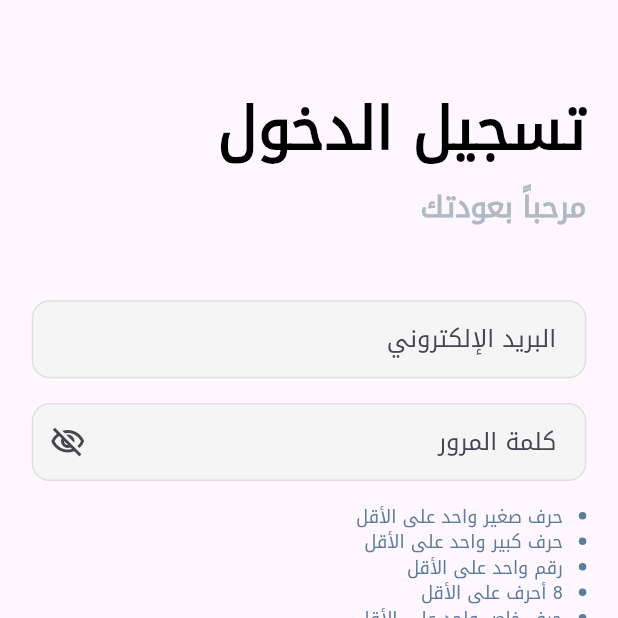
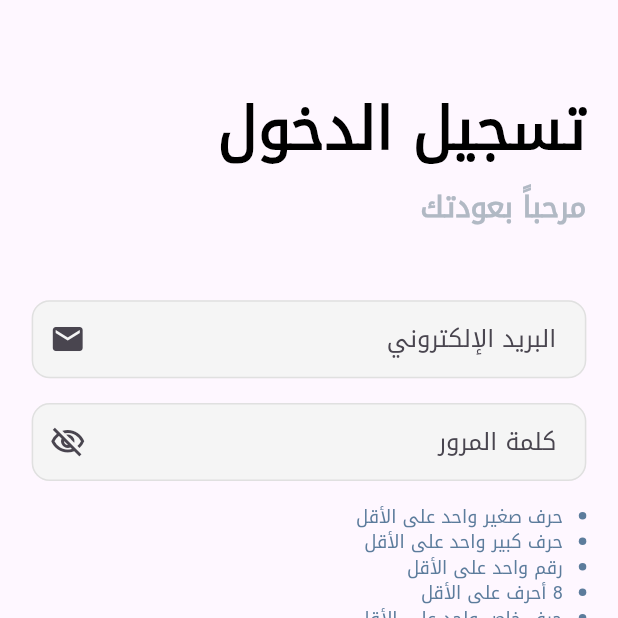
Before and after one commit to Abdelrhman-Tec/Education-Platform-App, a Flutter app: the screen it shows after launch, on a phone screen of 412 x 824 dp, the top half of it. Run offline on Flutter 3.47's test engine with Material 3 defaults, Android fonts, the phone set to English and light mode, and no system bars; our stand-ins replace dio, flutter_bloc, flutter_screenutil, freezed_annotation, get_it, pretty_dio_logger and 2 more; generated files the repository leaves out were written again.

Commit message:
refactor: Rearrange password controller declaration and add suffix icon to email field

```diff
--- a/lib/features/sign_in/presentation/widgets/email_and_password.dart
+++ b/lib/features/sign_in/presentation/widgets/email_and_password.dart
@@ -1,7 +1,6 @@
 import 'package:education_platform_app/core/helpers/app_regex.dart';
 import 'package:education_platform_app/features/sign_in/presentation/widgets/auth_imports.dart';
 import 'package:education_platform_app/features/sign_in/presentation/widgets/password_validation.dart';
-
 
 class EmailAndPassword extends StatefulWidget {
   const EmailAndPassword({super.key});
@@ -11,12 +10,12 @@ class EmailAndPassword extends StatefulWidget {
 }
 
 class _EmailAndPasswordState extends State<EmailAndPassword> {
+  late TextEditingController passwordController;
   bool hasLowercase = false;
   bool hasUppercase = false;
   bool hasNumber = false;
   bool hasSpecialCharacter = false;
   bool hasMinLength = false;
-  late TextEditingController passwordController;
 
   @override
   void initState() {
@@ -47,6 +46,7 @@ class _EmailAndPasswordState extends State<EmailAndPassword> {
         children: [
           verticalSpace(25),
           CustomTextFormField(
+            suffixIcon: Icons.email,
             hintText: S.of(context).email,
             isPassword: false,
             // ignore: body_might_complete_normally_nullable
```
